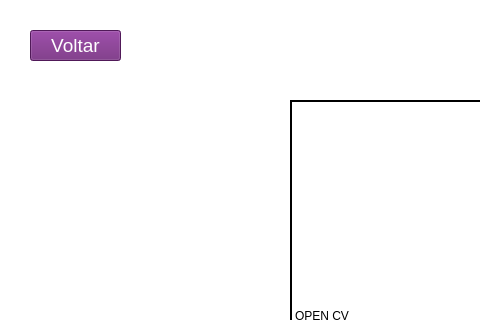
The window that RAS_TESTE_SCREEN/Testar.ui (lucnascimento98/RAS---Libras) describes before a commit, drawn with Qt 5; both pictures show x 0 to 480 and y 0 to 320 of the 800 by 600 pixel window.
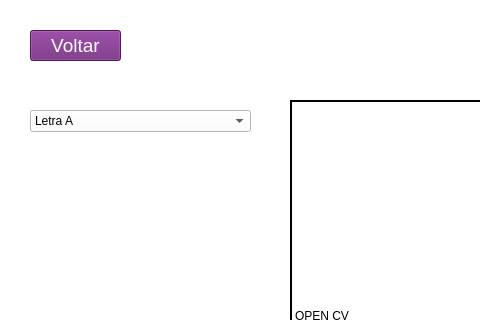
The same window after the commit. Icons and pictures are not drawn.

What changed in the file:
```diff
--- a/RAS_TESTE_SCREEN/Testar.ui
+++ b/RAS_TESTE_SCREEN/Testar.ui
@@ -160,15 +160,6 @@
        </color>
       </brush>
      </colorrole>
-     <colorrole role="PlaceholderText">
-      <brush brushstyle="SolidPattern">
-       <color alpha="128">
-        <red>0</red>
-        <green>0</green>
-        <blue>0</blue>
-       </color>
-      </brush>
-     </colorrole>
     </active>
     <inactive>
      <colorrole role="WindowText">
@@ -306,15 +297,6 @@
        </color>
       </brush>
      </colorrole>
-     <colorrole role="PlaceholderText">
-      <brush brushstyle="SolidPattern">
-       <color alpha="128">
-        <red>0</red>
-        <green>0</green>
-        <blue>0</blue>
-       </color>
-      </brush>
-     </colorrole>
     </inactive>
     <disabled>
      <colorrole role="WindowText">
@@ -452,15 +434,6 @@
        </color>
       </brush>
      </colorrole>
-     <colorrole role="PlaceholderText">
-      <brush brushstyle="SolidPattern">
-       <color alpha="128">
-        <red>0</red>
-        <green>0</green>
-        <blue>0</blue>
-       </color>
-      </brush>
-     </colorrole>
     </disabled>
    </palette>
   </property>
@@ -534,6 +507,46 @@
      <string>LETRA/FOTO</string>
     </property>
    </widget>
+   <widget class="QComboBox" name="Lista">
+    <property name="geometry">
+     <rect>
+      <x>30</x>
+      <y>110</y>
+      <width>221</width>
+      <height>22</height>
+     </rect>
+    </property>
+    <item>
+     <property name="text">
+      <string>Letra A</string>
+     </property>
+    </item>
+    <item>
+     <property name="text">
+      <string>Letra B</string>
+     </property>
+    </item>
+    <item>
+     <property name="text">
+      <string>Letra C</string>
+     </property>
+    </item>
+    <item>
+     <property name="text">
+      <string>Letra D</string>
+     </property>
+    </item>
+    <item>
+     <property name="text">
+      <string>Letra E</string>
+     </property>
+    </item>
+    <item>
+     <property name="text">
+      <string>Letra F</string>
+     </property>
+    </item>
+   </widget>
   </widget>
   <widget class="QMenuBar" name="menubar">
    <property name="geometry">
```
Left out of the diff: 44 changed lines with no effect on the pictures.
